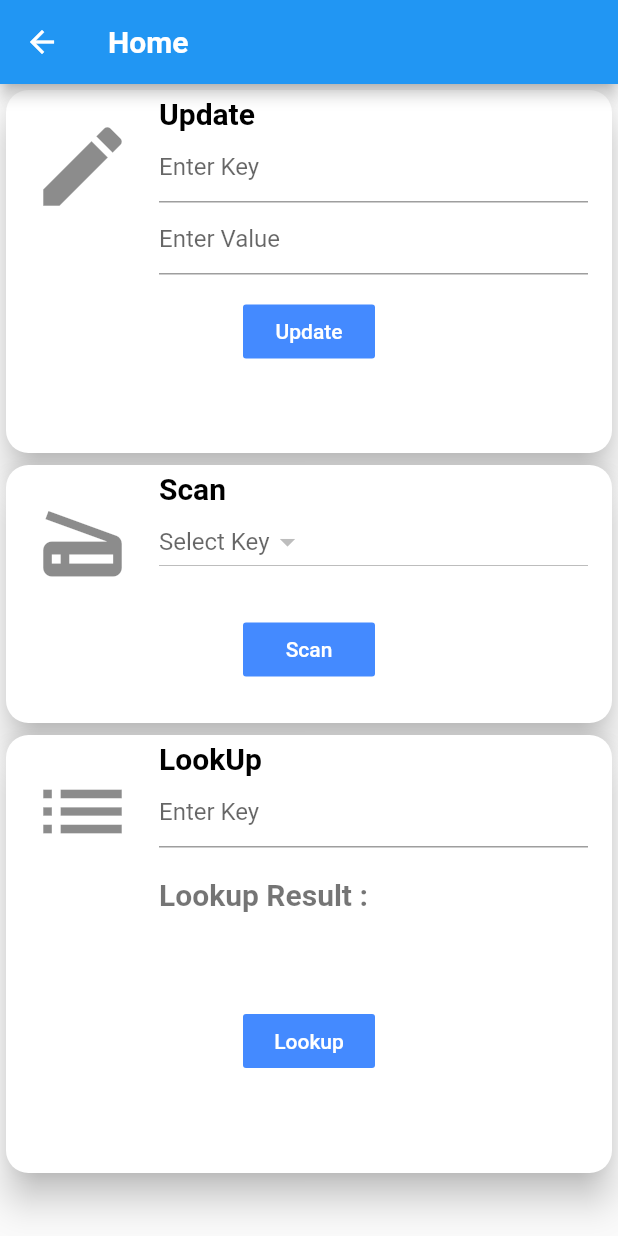
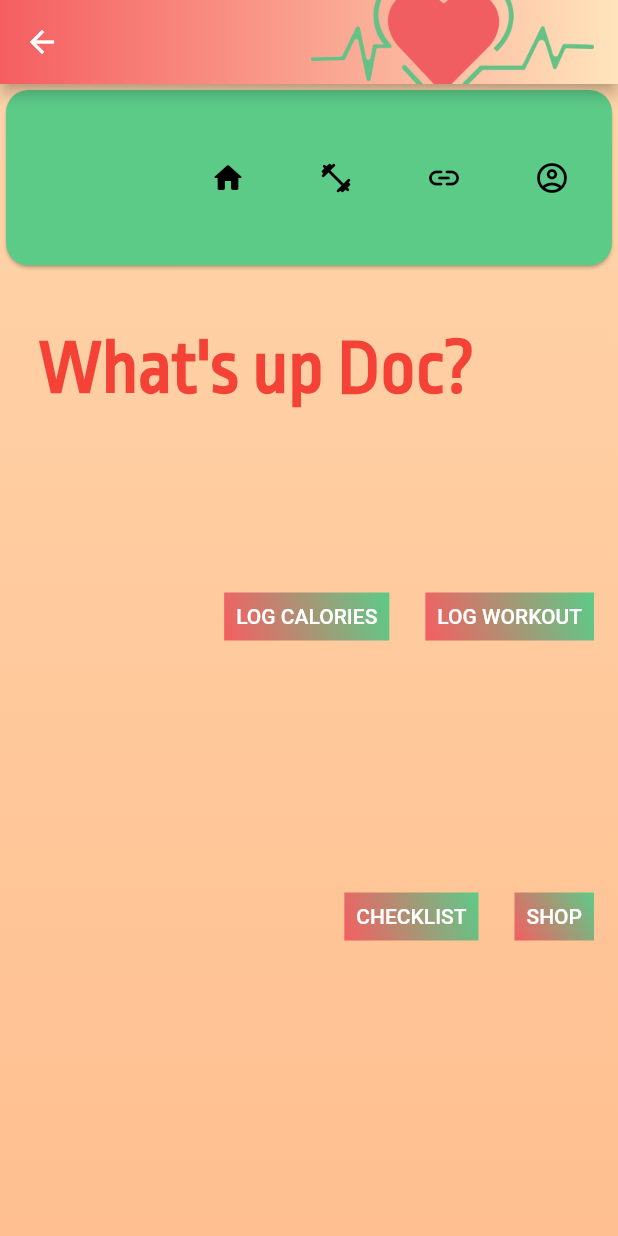
Before and after one commit to jbonnelycke/at-health, a Flutter app: the HomeScreen screen opened by its route, on a phone screen of 412 x 824 dp. Run offline on Flutter 3.47's test engine with Material 2 defaults, Android fonts, the light colour scheme and no system bars; our stand-ins replace gradient_app_bar, modal_progress_hud; missing offline and left inert: at_client_mobile, at_commons, at_demo_data, at_utils.

Commit message:
added the homepage

```diff
--- a/at_health/lib/main.dart
+++ b/at_health/lib/main.dart
@@ -16,10 +16,10 @@ class MyApp extends StatelessWidget {
         primarySwatch: Colors.blue,
         visualDensity: VisualDensity.adaptivePlatformDensity,
       ),
-      initialRoute: LoginScreen.id,
+      initialRoute: HomeScreen.id,
       routes: {
+        HomeScreen.id: (context) => HomeScreen(),
         LoginScreen.id: (context) => LoginScreen(),
-        HomeScreen.id: (context) => HomeScreen(),
       },
     );
   }
--- a/at_health/lib/screens/home_screen.dart
+++ b/at_health/lib/screens/home_screen.dart
@@ -5,9 +5,11 @@ import 'package:at_commons/at_commons.dart';
 import 'package:health/services/server_demo_service.dart';
 import '../utils/at_conf.dart' as conf;
 import 'login_screen.dart';
+import 'package:gradient_app_bar/gradient_app_bar.dart';
 
 class HomeScreen extends StatefulWidget {
   static final String id = 'home';
+
   @override
   _HomeScreenState createState() => _HomeScreenState();
 }
@@ -17,12 +19,15 @@ class _HomeScreenState extends State<HomeScreen> {
   //update
   String _key;
   String _value;
+
   // lookup
   TextEditingController _lookupTextFieldController = TextEditingController();
   String _lookupKey;
   String _lookupValue = '';
+
   // scan
   List<String> _scanItems = List<String>();
+
   // service
   ServerDemoService _atClientService = ServerDemoService.getInstance();
 
@@ -35,208 +40,178 @@ class _HomeScreenState extends State<HomeScreen> {
   @override
   Widget build(BuildContext context) {
     return Scaffold(
-      appBar: AppBar(
-        title: Text(
-          'Home',
+        appBar: GradientAppBar(
+            title: Padding(
+              padding: const EdgeInsets.fromLTRB(135, 0, 0, 0),
+              child: Image.asset('assets/health_logo.png'),
+            ),
+            backgroundColorStart: Color(0xffF55E61),
+            backgroundColorEnd: Color(0xffFFE4BC)),
+        body: Center(
+          child: Container(
+              decoration: BoxDecoration(
+                  gradient: LinearGradient(
+                      begin: Alignment.topCenter,
+                      end: Alignment.bottomCenter,
+                      colors: [Color(0xffFFD4A9), Color(0xffFFBF90)])),
+              child: Column(
+                children: [
+                  Container(
+                      width: 500,
+                      height: 125,
+                      child: Card(
+                          shape: RoundedRectangleBorder(
+                              borderRadius: BorderRadius.circular(15.0)),
+                          color: Color(0xff5CCB88),
+                          child: ButtonBar(
+                            children: <Widget>[
+                              FlatButton(
+                                child: Icon(Icons.home_rounded), //TODO
+                                //color: Colors.blue,
+                                onPressed: () {},
+                              ),
+                              FlatButton(
+                                child: Icon(Icons.fitness_center_rounded),
+                                //TODO
+                                //color: Colors.blue,
+                                onPressed: () {
+                                  /** */
+                                },
+                              ),
+                              FlatButton(
+                                child: Icon(Icons.insert_link_rounded),
+                                //color: Colors.blue,
+                                onPressed: () {
+                                  /** */
+                                },
+                              ),
+                              FlatButton(
+                                child: Icon(Icons.account_circle_outlined),
+                                //color: Colors.blue,
+                                onPressed: () {
+                                  /** */
+                                },
+                              ),
+                            ],
+                          ))),
+                  Container(
+                      width: 500,
+                      height: 130,
+                      child: Center(
+                          child: Padding(
+                        padding: const EdgeInsets.fromLTRB(0, 0, 70, 0),
+                        child: Text(
+                          'What\'s up Doc?',
                           style: TextStyle(
-            fontSize: 20,
+                              fontSize: 50,
+                              fontFamily: 'RopaSans',
                               fontWeight: FontWeight.bold,
+                              color: Colors.red),
+                        ),
+                      ))),
+                  Container(
+                      width: 500,
+                      height: 200,
+                      child: ButtonBar(children: <Widget>[
+                        MaterialButton(
+                          padding: EdgeInsets.all(8.0),
+                          textColor: Colors.white,
+                          splashColor: Colors.greenAccent,
+                          elevation: 8.0,
+                          child: Container(
+                            decoration: BoxDecoration(
+                                gradient: LinearGradient(
+                                    begin: Alignment.topRight,
+                                    end: Alignment.bottomLeft,
+                                    colors: [Color(0xff5CCB88), Color(0xffF55E61)]),
+                            ),
+                            child: Padding(
+                              padding: const EdgeInsets.all(8.0),
+                              child: Text("LOG CALORIES"),
                             ),
                           ),
+                          // ),
+                          onPressed: () {
+                            print('Tapped');
+                          },
                         ),
-      body: SingleChildScrollView(
-        child: Column(
-          children: [
-            //update
+                        MaterialButton(
+                          padding: EdgeInsets.all(8.0),
+                          textColor: Colors.white,
+                          splashColor: Colors.greenAccent,
+                          elevation: 8.0,
+                          child: Container(
+                            decoration: BoxDecoration(
+                              gradient: LinearGradient(
+                                  begin: Alignment.topRight,
+                                  end: Alignment.bottomLeft,
+                                  colors: [Color(0xff5CCB88), Color(0xffF55E61)]),
+                            ),
+                            child: Padding(
+                              padding: const EdgeInsets.all(8.0),
+                              child: Text("LOG WORKOUT"),
+                            ),
+                          ),
+                          // ),
+                          onPressed: () {
+                            print('Tapped');
+                          },
+                        ),
+                      ])),
                   Container(
                       width: 500,
-              height: 250,
-              child: Card(
-                shape: RoundedRectangleBorder(
-                  borderRadius: BorderRadius.circular(15.0),
+                      height: 200,
+                      child: ButtonBar(children: <Widget>[
+                        MaterialButton(
+                          padding: EdgeInsets.all(8.0),
+                          textColor: Colors.white,
+                          splashColor: Colors.greenAccent,
+                          elevation: 8.0,
+                          child: Container(
+                            decoration: BoxDecoration(
+                              gradient: LinearGradient(
+                                  begin: Alignment.topRight,
+                                  end: Alignment.bottomLeft,
+                                  colors: [Color(0xff5CCB88), Color(0xffF55E61)]),
                             ),
-                color: Colors.white,
-                elevation: 10,
-                child: Column(
-                  mainAxisSize: MainAxisSize.min,
-                  children: <Widget>[
-                    ListTile(
-                      leading: Icon(Icons.create, size: 70),
-                      title: Text('Update ',
-                        style: TextStyle(
-                          color: Colors.black,
-                          fontWeight: FontWeight.bold,
-                          fontSize: 20.0
+                            child: Padding(
+                              padding: const EdgeInsets.all(8.0),
+                              child: Text("CHECKLIST"),
                             ),
                           ),
-                      subtitle: ListView(
-                        shrinkWrap: true,
-                        children: [
-                          TextField(
-                            decoration:
-                            InputDecoration(hintText: 'Enter Key'),
-                            // TODO: Assign the key
-                            onChanged: (key) {
-                              _key = key;
+                          // ),
+                          onPressed: () {
+                            print('Tapped');
                           },
                         ),
-                          TextField(
-                            decoration: InputDecoration(
-                                hintText: 'Enter Value'),
-                            // TODO: Assign the value
-                            onChanged: (value) {
-                              _value = value;
-                            },
-                          )
-                        ],
+                        MaterialButton(
+                          padding: EdgeInsets.all(8.0),
+                          textColor: Colors.white,
+                          splashColor: Colors.greenAccent,
+                          elevation: 8.0,
+                          child: Container(
+                            decoration: BoxDecoration(
+                              gradient: LinearGradient(
+                                  begin: Alignment.topRight,
+                                  end: Alignment.bottomLeft,
+                                  colors: [Color(0xff5CCB88), Color(0xffF55E61)]),
+                            ),
+                            child: Padding(
+                              padding: const EdgeInsets.all(8.0),
+                              child: Text("SHOP"),
                             ),
                           ),
-                    Container(
-                      margin: EdgeInsets.all(10),
-                      child: FlatButton(
-                        child: Text('Update'),
-                        color: Colors.blueAccent,
-                        textColor: Colors.white,
-                        // TODO: Complete the onPressed function
-                        onPressed: _update,
+                          // ),
+                          onPressed: () {
+                            print('Tapped');
+                          },
                         ),
-                    ),
+                      ]))
                 ],
-                ),
-              ),
-            ),
-            //scan
-            Container(
-              width: 500,
-              height: 180,
-              child: Card(
-                shape: RoundedRectangleBorder(
-                  borderRadius: BorderRadius.circular(15.0),
-                ),
-                color: Colors.white,
-                elevation: 10,
-                child: Column(
-                  mainAxisSize: MainAxisSize.min,
-                  children: <Widget>[
-                    ListTile(
-                      leading: Icon(Icons.scanner, size: 70),
-                      title: Text('Scan',
-                        style: TextStyle(
-                          color: Colors.black,
-                          fontWeight: FontWeight.bold,
-                          fontSize: 20.0
-                        ),
-                      ),
-                      subtitle: DropdownButton<String>(
-                        hint: Text('Select Key'),
-                        // TODO: complete these parameters
-                        items: _scanItems.map(
-                          (String key) {
-                            return DropdownMenuItem(
-                              value: key != null ? key : null,
-                              child: Text(key),
-                            );
+              )),
+        ));
   }
-                        ).toList(),
-                        onChanged: (value) {
-                          setState(() {
-                            _lookupKey = value;
-                            _lookupTextFieldController.text = value;
-                          });
-                        },
-                        value: _scanItems.length > 0
-                        ? _scanItems[0] : '',
-                      ),
-                    ),
-                    Container(
-                      margin: EdgeInsets.all(20),
-                      child: FlatButton(
-                        child: Text('Scan'),
-                        color: Colors.blueAccent,
-                        textColor: Colors.white,
-                        // TODO: Complete the onPressed function
-                        onPressed: _scan,
-                      ),
-                    ),
-                  ],
-                ),
-              ),
-            ),
-            //lookup
-            Container(
-              width: 500,
-              height: 300,
-              child: Card(
-                shape: RoundedRectangleBorder(
-                  borderRadius: BorderRadius.circular(15.0),
-                ),
-                color: Colors.white,
-                elevation: 10,
-                child: Column(
-                  mainAxisSize: MainAxisSize.min,
-                  children: <Widget>[
-                    ListTile(
-                      leading: Icon(Icons.list, size: 70),
-                      title: Text('LookUp',
-                        style: TextStyle(
-                          color: Colors.black,
-                          fontWeight: FontWeight.bold,
-                          fontSize: 20.0,
-                        ),
-                      ),
-                      subtitle: Column(
-                        mainAxisAlignment: MainAxisAlignment.start,
-                        crossAxisAlignment: CrossAxisAlignment.start,
-                        children: [
-                          TextField(
-                            decoration:
-                            InputDecoration(hintText: 'Enter Key'),
-                            // TODO: Assign the controller
-                            controller: _lookupTextFieldController,
-                          ),
-                          SizedBox(
-                            height: 20,
-                          ),
-                          Text(
-                            "Lookup Result : ",
-                            style: TextStyle(
-                              fontSize: 20,
-                              fontWeight: FontWeight.bold,
-                            ),
-                          ),
-                          SizedBox(
-                            height: 20,
-                          ),
-                          // TODO: assign a String to the Text widget
-                          Text('$_lookupValue',
-                            style: TextStyle(
-                              color: Colors.teal,
-                              fontSize: 15,
-                              fontWeight: FontWeight.bold,
-                            ),
-                          ),
-                        ],
-                      ),
-                    ),
-                    Container(
-                      margin: EdgeInsets.all(20),
-                      child: FlatButton(
-                        child: Text('Lookup'),
-                        color: Colors.blueAccent,
-                        textColor: Colors.white,
-                        // TODO: complete the onPressed function
-                        onPressed: _lookup,
-                      ),
-                    ),
-                  ],
-                ),
-              ),
-            ),
-          ],
-        ),
-      ),
-    );
-  }
+
   // TODO: add the _scan, _update, and _lookup methods
   _update() async {
     if (_key != null && _value != null) {
@@ -250,9 +225,11 @@ class _HomeScreenState extends State<HomeScreen> {
   _scan() async {
     List<String> response = await _atClientService.getKeys(sharedBy: atSign);
     if (response.length > 0) {
-      List<String> scanList =
-          response.map((key) => key.replaceAll('.' + conf.namespace +
-              atSign, '').replaceAll(atSign + ':', '')).toList();
+      List<String> scanList = response
+          .map((key) => key
+              .replaceAll('.' + conf.namespace + atSign, '')
+              .replaceAll(atSign + ':', ''))
+          .toList();
       setState(() {
         _scanItems = scanList;
       });
--- a/at_health/pubspec.yaml
+++ b/at_health/pubspec.yaml
@@ -20,6 +20,7 @@ dependencies:
       url: git@github.com:atsign-company/atsign_foundation.git
       path: at_client_mobile
       ref: dev_env
+  gradient_app_bar: ^0.0.1
   cupertino_icons: ^0.1.3
   modal_progress_hud: any
 
```
Also changed, not shown: at_health/pubspec.lock. Lines whose indentation alone changed are shown as unchanged.
